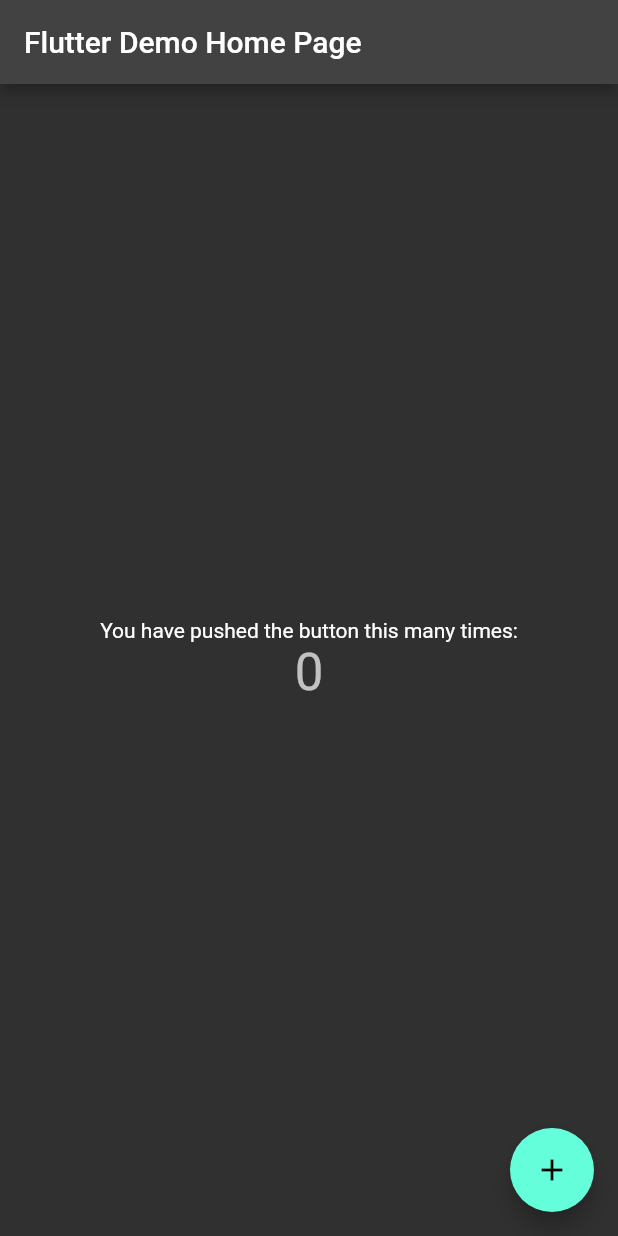
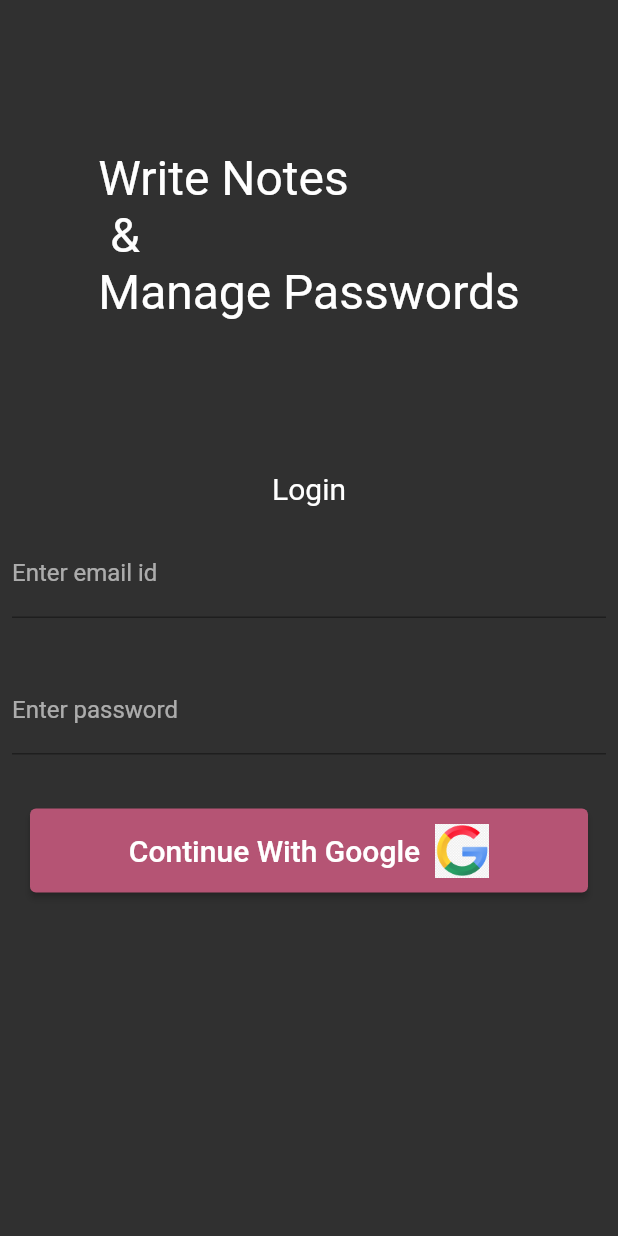
Before and after one commit to chococandy63/notespwmanager, a Flutter app: the screen it shows after launch, on a phone screen of 412 x 824 dp. Run offline on Flutter 3.47's test engine with Material 2 defaults, Android fonts, the phone set to English and light mode, and no system bars; our stand-ins replace cloud_firestore, firebase_auth, firebase_core, google_fonts, google_sign_in; accounts and stored records are empty; Roboto replaces fonts that are missing (Mansalva).

Commit message:
added login-page

```diff
--- a/lib/main.dart
+++ b/lib/main.dart
@@ -1,24 +1,26 @@
 import 'package:flutter/material.dart';
 import 'package:firebase_core/firebase_core.dart';
+import 'package:notes/pages/login.dart';
+
 void main() async {
   WidgetsFlutterBinding.ensureInitialized();
   await Firebase.initializeApp();
   runApp(const MyApp());
 }
-
 class MyApp extends StatelessWidget {
   const MyApp({super.key});
-
-  // This widget is the root of your application.
   @override
   Widget build(BuildContext context) {
     return MaterialApp(
       title: 'NotesPasswordManager',
       theme: ThemeData.dark().copyWith(
-        primaryColor:Colors.white,
+        primaryColor:Colors.pink,
+        colorScheme: ColorScheme.fromSwatch().copyWith(
+          secondary: Colors.pinkAccent),
+
+
       ),
-      home: const MyHomePage(title: 'Flutter Demo Home Page'),
-    );
+      home: LoginPage(),   );
   }
 }
 
@@ -26,7 +28,6 @@ class MyHomePage extends StatefulWidget {
   const MyHomePage({super.key, required this.title});
 
   final String title;
-
   @override
   State<MyHomePage> createState() => _MyHomePageState();
 }
@@ -43,36 +44,14 @@ class _MyHomePageState extends State<MyHomePage> {
 
   @override
   Widget build(BuildContext context) {
-    // This method is rerun every time setState is called, for instance as done
-    // by the _incrementCounter method above.
-    //
-    // The Flutter framework has been optimized to make rerunning build methods
-    // fast, so that you can just rebuild anything that needs updating rather
-    // than having to individually change instances of widgets.
-    return Scaffold(
+     return Scaffold(
       appBar: AppBar(
-        // Here we take the value from the MyHomePage object that was created by
-        // the App.build method, and use it to set our appbar title.
         title: Text(widget.title),
       ),
       body: Center(
-        // Center is a layout widget. It takes a single child and positions it
-        // in the middle of the parent.
+
         child: Column(
-          // Column is also a layout widget. It takes a list of children and
-          // arranges them vertically. By default, it sizes itself to fit its
-          // children horizontally, and tries to be as tall as its parent.
-          //
-          // Invoke "debug painting" (press "p" in the console, choose the
-          // "Toggle Debug Paint" action from the Flutter Inspector in Android
-          // Studio, or the "Toggle Debug Paint" command in Visual Studio Code)
-          // to see the wireframe for each widget.
-          //
-          // Column has various properties to control how it sizes itself and
-          // how it positions its children. Here we use mainAxisAlignment to
-          // center the children vertically; the main axis here is the vertical
-          // axis because Columns are vertical (the cross axis would be
-          // horizontal).
+
           mainAxisAlignment: MainAxisAlignment.center,
           children: <Widget>[
             const Text(
@@ -89,7 +68,6 @@ class _MyHomePageState extends State<MyHomePage> {
         onPressed: _incrementCounter,
         tooltip: 'Increment',
         child: const Icon(Icons.add),
-      ), // This trailing comma makes auto-formatting nicer for build methods.
-    );
+      ), );
   }
 }
--- a/lib/pages/login.dart
+++ b/lib/pages/login.dart
@@ -0,0 +1,92 @@
+import 'package:flutter/material.dart';
+import 'package:google_fonts/google_fonts.dart';
+import 'package:notes/controller/googleauth.dart';
+
+class LoginPage extends StatefulWidget {
+  const LoginPage({Key? key}) : super(key: key);
+
+  @override
+  _LoginPageState createState() => _LoginPageState();
+}
+
+class _LoginPageState extends State<LoginPage> {
+  @override
+  Widget build(BuildContext context) {
+    return Scaffold(
+        body: Center(
+      child: Column(children: [
+        Padding(
+
+          padding: const EdgeInsets.only(
+            top: 100.0,
+            bottom: 100
+          ),
+          child:  Text(
+          'Write Notes \n & \nManage Passwords',
+          style: GoogleFonts.mansalva(
+            fontSize: 32,
+          ),
+        ),
+        ),
+
+
+         Text(
+                "Login",
+                style: GoogleFonts.mansalva(
+                  fontSize: 20,
+                ),
+              ),
+              Padding(
+          padding: const EdgeInsets.symmetric(horizontal: 8, vertical: 16),
+          child: TextFormField(
+            decoration: const InputDecoration(
+              border: UnderlineInputBorder(),
+              labelText: 'Enter email id',
+            ),
+          ),
+        ),
+           Padding(
+          padding: const EdgeInsets.symmetric(horizontal: 8, vertical: 16),
+          child: TextFormField(
+            decoration: const InputDecoration(
+              border: UnderlineInputBorder(),
+              labelText: 'Enter password',
+            ),
+          ),
+        ),
+        Padding(padding:const EdgeInsets.symmetric(horizontal:20.0,
+vertical: 20),
+        child: ElevatedButton(
+          onPressed: () {
+            //calling a fn
+            signInWithGoogle(context);
+          },
+          child: Row(
+            mainAxisAlignment: MainAxisAlignment.center,
+            children: [
+              Text(
+                "Continue With Google",
+                textAlign: TextAlign.center,
+                style: GoogleFonts.mansalva(
+                  fontSize: 20,
+                )
+              ),
+              SizedBox(
+                width:10,
+              ),
+              Image.asset('assets/images/google-login-icon.png',height:36.0,),
+
+            ],
+          ),
+          style:ButtonStyle(
+            backgroundColor:MaterialStateProperty.all(Color.fromARGB(255, 181, 84, 116)
+            ),padding:MaterialStateProperty.all(EdgeInsets.symmetric(
+              vertical: 10,
+            )) )
+        ),
+        ),
+
+      ]),
+    ));
+  }
+}
```
Also changed, not shown: lib/controller/googleauth.dart (added, +66 -0 lines), lib/pages/home.dart (added, +18 -0 lines), pubspec.yaml (+10 -9 lines), assets/images/google-login-icon.png (added), lib/pages/addnote.dart (added), lib/pages/viewnote.dart (added), pubspec.lock, 2 other files.
